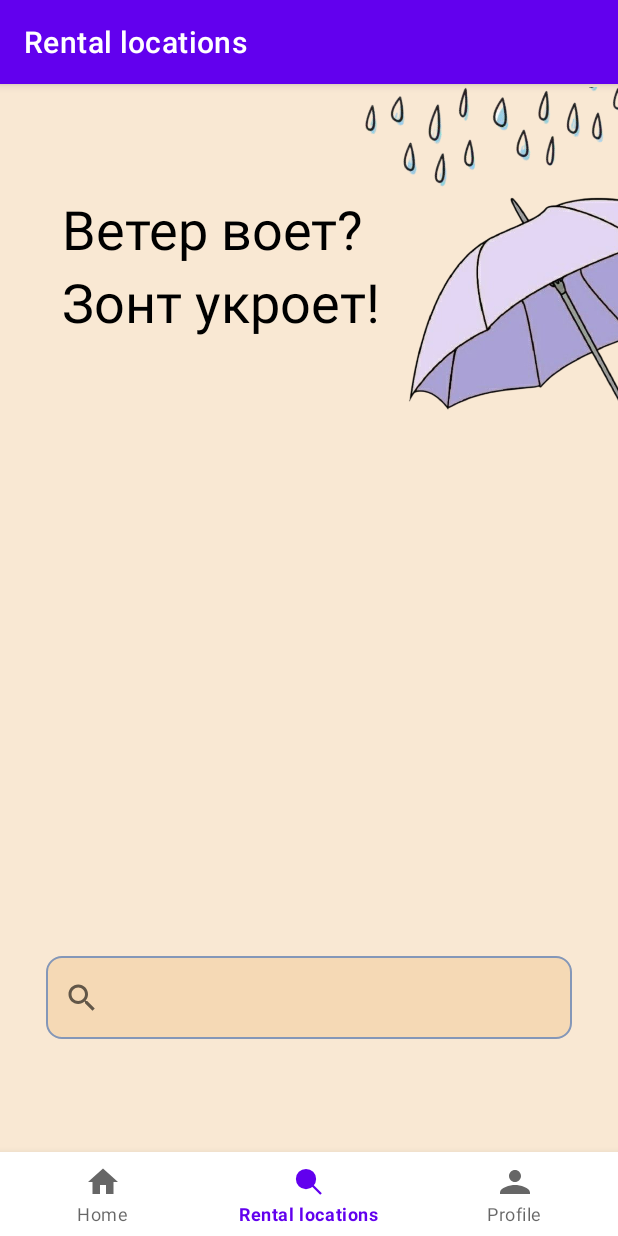
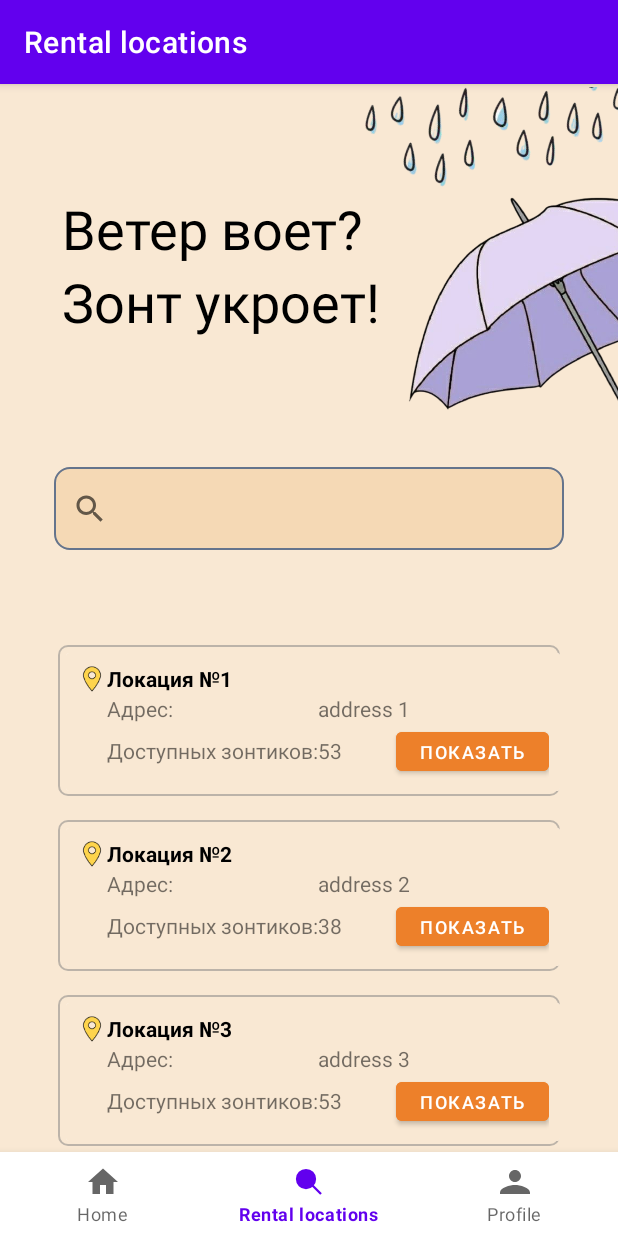
Before and after one commit to shnikita-cr/TakeAnUmbrella, an Android app: the RentalLocationsFragment screen opened through its navigation route, on a phone screen of 412 x 824 dp. Run offline under Robolectric (Android 15) with nearby library versions, the phone set to English and light mode, and no system bars; our stand-ins replace navigation-ui.

Commit message:
add: translate string resources & insert in UI; demo code for page

```diff
--- a/app/src/main/java/com/example/takeanumbrella/ui/rentallocations/RentalLocationsFragment.java
+++ b/app/src/main/java/com/example/takeanumbrella/ui/rentallocations/RentalLocationsFragment.java
@@ -32,6 +32,7 @@ public class RentalLocationsFragment extends Fragment {
         ListView rentalLocationList = binding.rentalLocationList;
         searchView = binding.searchView;
         searchView.clearFocus();
+        loadRentalLocations(""); // for demonstration
         rentalLocations = new ArrayList<>();
 
         searchView.setOnQueryTextListener(new SearchView.OnQueryTextListener() {
--- a/app/src/main/java/com/example/takeanumbrella/ui/rentallocations/RentalLocationsViewModel.java
+++ b/app/src/main/java/com/example/takeanumbrella/ui/rentallocations/RentalLocationsViewModel.java
@@ -50,8 +50,8 @@ public class RentalLocationsViewModel extends ViewModel {
     }
 
     public MutableLiveData<List<RentalLocation>> getRentalLocations(String searchQuery) {
-//        loadRentalLocations(searchQuery);
-        rentalLocations = new MutableLiveData<>(List.of(
+//        loadRentalLocations(searchQuery); // for demonstration disabled
+        rentalLocations = new MutableLiveData<>(List.of( // for demonstration
                 new RentalLocation("address 1", new Coordinates(0, 0), RentalLocationStatus.OPEN, 53L),
                 new RentalLocation("address 2", new Coordinates(0, 0), RentalLocationStatus.OPEN, 38L),
                 new RentalLocation("address 3", new Coordinates(0, 0), RentalLocationStatus.OPEN, 53L)
--- /dev/null
+++ b/app/src/main/res/drawable/frame_stroke_bg.xml
@@ -0,0 +1,9 @@
+<?xml version="1.0" encoding="utf-8"?>
+<shape xmlns:android="http://schemas.android.com/apk/res/android"
+    android:shape="rectangle">
+    <solid android:color="#F9E8D3" />
+    <stroke
+        android:width="1dp"
+        android:color="#80808080" />
+    <corners android:radius="6dp" />
+</shape>
--- a/app/src/main/res/drawable/search_bg.xml
+++ b/app/src/main/res/drawable/search_bg.xml
@@ -1,5 +1,5 @@
 <shape xmlns:android="http://schemas.android.com/apk/res/android">
-    <corners android:radius="10dp"/>  <!-- Уровень скругления -->
-    <solid android:color="#F5D9B5"/>  <!-- Цвет фона -->
-    <stroke android:width="1dp" android:color="#8497b8" /> <!-- Граница -->
+    <corners android:radius="10dp"/>
+    <solid android:color="#F5D9B5"/>
+    <stroke android:width="1dp" android:color="#65748c" />
 </shape>
--- a/app/src/main/res/layout/fragment_rental_locations.xml
+++ b/app/src/main/res/layout/fragment_rental_locations.xml
@@ -51,7 +51,7 @@
                     android:id="@+id/textView1"
                     android:layout_width="wrap_content"
                     android:layout_height="wrap_content"
-                    android:text="@string/sd"
+                    android:text="@string/wind_blows"
                     android:textColor="#000000"
                     android:textSize="36sp" />
 
@@ -59,7 +59,7 @@
                     android:id="@+id/textView2"
                     android:layout_width="wrap_content"
                     android:layout_height="wrap_content"
-                    android:text="@string/sdd"
+                    android:text="@string/umbrella_covers"
                     android:textColor="#000000"
                     android:textSize="36sp" />
             </LinearLayout>
@@ -72,34 +72,38 @@
         android:layout_width="0dp"
         android:layout_height="wrap_content"
 
-            android:layout_marginTop="500dp"
+        android:layout_marginTop="250dp"
         android:orientation="vertical"
-            app:layout_constraintBottom_toBottomOf="parent"
-            app:layout_constraintEnd_toEndOf="parent"
-            app:layout_constraintStart_toStartOf="parent"
+        app:layout_constraintLeft_toLeftOf="parent"
+        app:layout_constraintRight_toRightOf="parent"
+
         app:layout_constraintTop_toTopOf="parent"
         app:layout_constraintWidth_percent="0.85">
 
         <androidx.appcompat.widget.SearchView
             android:id="@+id/searchView"
             android:layout_width="match_parent"
+            android:layout_margin="5dp"
             android:layout_height="55dp"
             android:background="@drawable/search_bg"
-                app:queryHint="Поиск..." />
+            app:queryHint="@string/search_hint" />
 
         <Space
             android:layout_width="wrap_content"
             android:layout_height="50dp" />
 
         <LinearLayout
-                android:layout_width="match_parent"
-                android:layout_height="match_parent"
+            android:layout_width="wrap_content"
+            android:layout_height="wrap_content"
             android:orientation="vertical">
 
             <ListView
                 android:id="@+id/rentalLocationList"
-                    android:layout_width="match_parent"
-                    android:layout_height="match_parent" />
+                android:layout_width="wrap_content"
+                android:layout_height="wrap_content"
+                android:divider="#00000000"
+                android:dividerHeight="16dp"
+                android:padding="8dp"/>
         </LinearLayout>
     </LinearLayout>
 
--- a/app/src/main/res/layout/fragment_rental_locations_item.xml
+++ b/app/src/main/res/layout/fragment_rental_locations_item.xml
@@ -2,20 +2,26 @@
 <FrameLayout xmlns:android="http://schemas.android.com/apk/res/android"
     xmlns:app="http://schemas.android.com/apk/res-auto"
     xmlns:tools="http://schemas.android.com/tools"
-    android:layout_width="match_parent"
-    android:layout_height="match_parent"
+    android:layout_width="wrap_content"
+    android:layout_height="wrap_content"
+    android:layout_margin="5dp"
+    android:background="@drawable/frame_stroke_bg"
     android:orientation="vertical">
 
     <androidx.cardview.widget.CardView
         android:layout_width="match_parent"
         android:layout_height="wrap_content"
-        app:cardCornerRadius="12dp">
+
+        android:layout_marginLeft="5dp"
+        android:layout_marginTop="5dp"
+        android:layout_marginBottom="3dp"
+        app:cardElevation="0dp">
 
         <TableLayout
             android:layout_width="match_parent"
             android:layout_height="match_parent"
-            android:padding="7dp"
-            android:background="#F9E8D3">
+            android:background="#F9E8D3"
+            android:padding="7dp">
 
             <TableRow
                 android:layout_width="match_parent"
@@ -43,17 +49,19 @@
                             android:id="@+id/textView"
                             android:layout_width="wrap_content"
                             android:layout_height="wrap_content"
+                            android:text="@string/rentalLocationListNumber"
                             android:textColor="#000000"
                             android:textStyle="bold"
-                            tools:text="Локация №" />
+                            tools:text="rentalLocationListNumber" />
 
                         <TextView
                             android:id="@+id/rentalLocationListNumberValue"
                             android:layout_width="wrap_content"
                             android:layout_height="wrap_content"
+                            android:text="@string/rentalLocationListNumberValue"
                             android:textColor="#000000"
                             android:textStyle="bold"
-                            tools:text="12345" />
+                            tools:text="rentalLocationListNumberValue" />
                     </TableRow>
                 </TableLayout>
 
@@ -71,14 +79,16 @@
                     android:id="@+id/rentalPlaceAddress"
                     android:layout_width="wrap_content"
                     android:layout_height="wrap_content"
-                    tools:text="Адрес" />
+                    android:text="@string/rentalPlaceAddress"
+                    tools:text="@string/rentalPlaceAddress" />
 
                 <TextView
                     android:id="@+id/rentalPlaceAddressValue"
                     android:layout_width="match_parent"
                     android:layout_height="wrap_content"
                     android:minWidth="110dp"
-                    tools:text="Город, улица, дом" />
+                    android:text="@string/rentalPlaceAddressValue"
+                    tools:text="@string/rentalPlaceAddressValue" />
 
             </TableRow>
 
@@ -95,7 +105,8 @@
                     android:layout_width="wrap_content"
                     android:layout_height="wrap_content"
                     android:minWidth="110dp"
-                    tools:text="Доступных зонтиков: " />
+                    android:text="@string/vacantUmbrellasCount"
+                    tools:text="@string/vacantUmbrellasCount" />
 
                 <TextView
                     android:id="@+id/vacantUmbrellasCountValue"
@@ -108,9 +119,10 @@
                     android:id="@+id/showButton"
                     android:layout_width="wrap_content"
                     android:layout_height="38dp"
-                    android:textSize="12dp"
                     android:backgroundTint="#ED802A"
-                    tools:text="Показать" />
+                    android:textSize="12sp"
+                    android:text="@string/goToLocation"
+                    tools:text="@string/goToLocation" />
 
             </TableRow>
 
--- a/app/src/main/res/values/strings.xml
+++ b/app/src/main/res/values/strings.xml
@@ -6,18 +6,21 @@
 
     <!-- Strings related to Rental Locations -->
     <string name="title_rental_locations">Rental locations</string>
-    <string name="search_hint">Начните ввод адреса</string>
+    <string name="search_hint">Поиск…</string>
 
-    <string name="rentalPlaceAddress">Location address: </string>
+    <string name="rentalPlaceAddress">Адрес: </string>
     <string name="rentalPlaceAddressValue">Васильевский остров, Средний проспект, 5</string>
 
-    <string name="vacantUmbrellasCount">Vacant umbrellas: </string>
+    <string name="vacantUmbrellasCount">Доступных зонтиков: </string>
     <string name="vacantUmbrellasCountValue">154</string>
 
-    <string name="rentalLocationListNumber">Location #: </string>
+    <string name="rentalLocationListNumber">Локация №</string>
     <string name="rentalLocationListNumberValue">344</string>
 
-    <string name="goToLocation">Go to Location</string>
+    <string name="goToLocation">Показать</string>
+
+    <string name="wind_blows">Ветер воет?</string>
+    <string name="umbrella_covers">Зонт укроет!</string>
 
     <!-- Strings related to Profile -->
     <string name="title_profile">Profile</string>
@@ -63,8 +66,4 @@
     <string name="invalid_passwordRepeat">"Пароли не совпадают"</string>
     <string name="welcome_register">"Добро пожаловать"</string>
     <string name="registration_failed">Регистрация неудачна</string>
-    <string name="sd">Ветер воет?</string>
-    <string name="sdd">Зонт укроет!</string>
-
-
 </resources>
```
Lines whose indentation alone changed are shown as unchanged.
